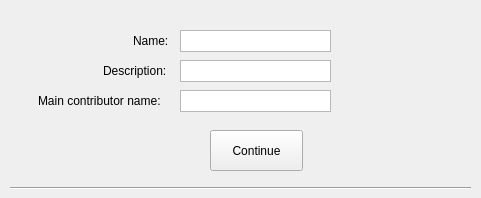
Qt form MeasuringSystemInputForm.ui (shimanskIA/FFS-Software) before a commit.
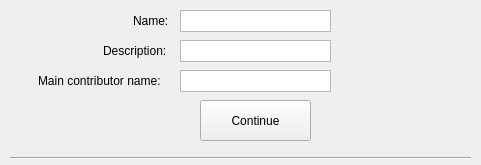
The same form after that commit.

Diff of the .ui file:
```diff
--- a/MeasuringSystemInputForm.ui
+++ b/MeasuringSystemInputForm.ui
@@ -7,7 +7,7 @@
     <x>0</x>
     <y>0</y>
     <width>481</width>
-    <height>198</height>
+    <height>165</height>
    </rect>
   </property>
   <property name="windowTitle">
@@ -17,7 +17,7 @@
    <property name="geometry">
     <rect>
      <x>133</x>
-     <y>30</y>
+     <y>10</y>
      <width>41</width>
      <height>21</height>
     </rect>
@@ -30,7 +30,7 @@
    <property name="geometry">
     <rect>
      <x>103</x>
-     <y>60</y>
+     <y>40</y>
      <width>71</width>
      <height>21</height>
     </rect>
@@ -43,7 +43,7 @@
    <property name="geometry">
     <rect>
      <x>38</x>
-     <y>90</y>
+     <y>70</y>
      <width>141</width>
      <height>21</height>
     </rect>
@@ -56,7 +56,7 @@
    <property name="geometry">
     <rect>
      <x>180</x>
-     <y>30</y>
+     <y>10</y>
      <width>151</width>
      <height>22</height>
     </rect>
@@ -69,7 +69,7 @@
    <property name="geometry">
     <rect>
      <x>180</x>
-     <y>60</y>
+     <y>40</y>
      <width>151</width>
      <height>22</height>
     </rect>
@@ -82,7 +82,7 @@
    <property name="geometry">
     <rect>
      <x>180</x>
-     <y>90</y>
+     <y>70</y>
      <width>151</width>
      <height>22</height>
     </rect>
@@ -95,7 +95,7 @@
    <property name="geometry">
     <rect>
      <x>10</x>
-     <y>180</y>
+     <y>150</y>
      <width>461</width>
      <height>16</height>
     </rect>
@@ -107,9 +107,9 @@
   <widget class="QPushButton" name="continueButton">
    <property name="geometry">
     <rect>
-     <x>210</x>
-     <y>130</y>
-     <width>93</width>
+     <x>200</x>
+     <y>100</y>
+     <width>111</width>
      <height>41</height>
     </rect>
    </property>
```
